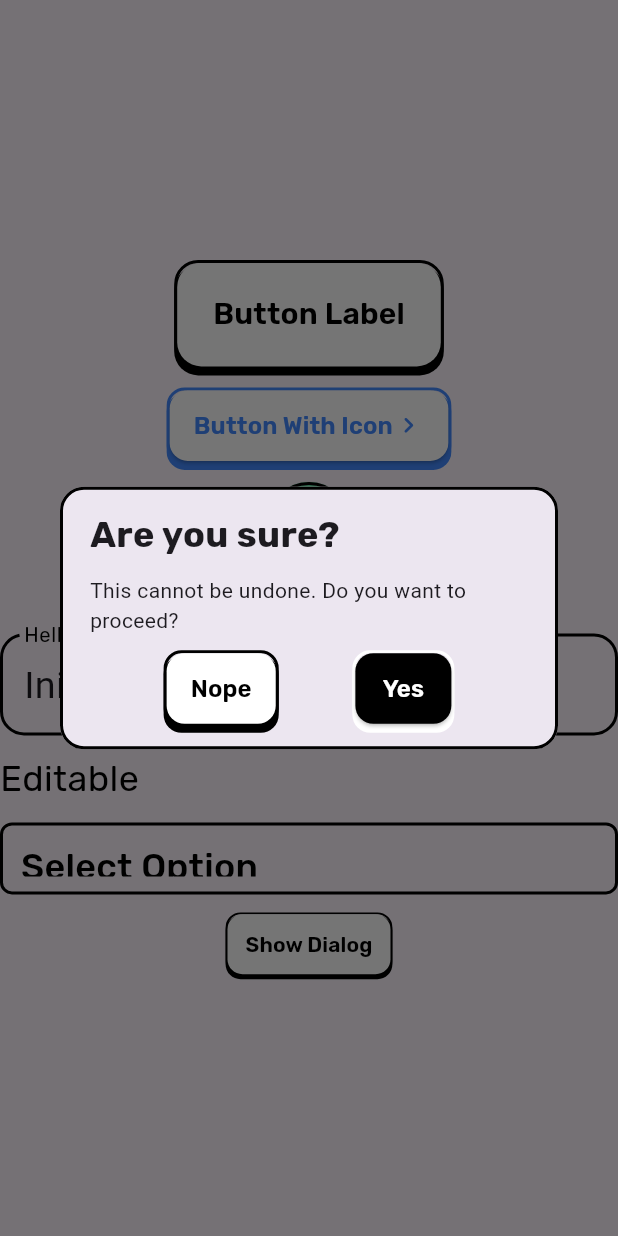
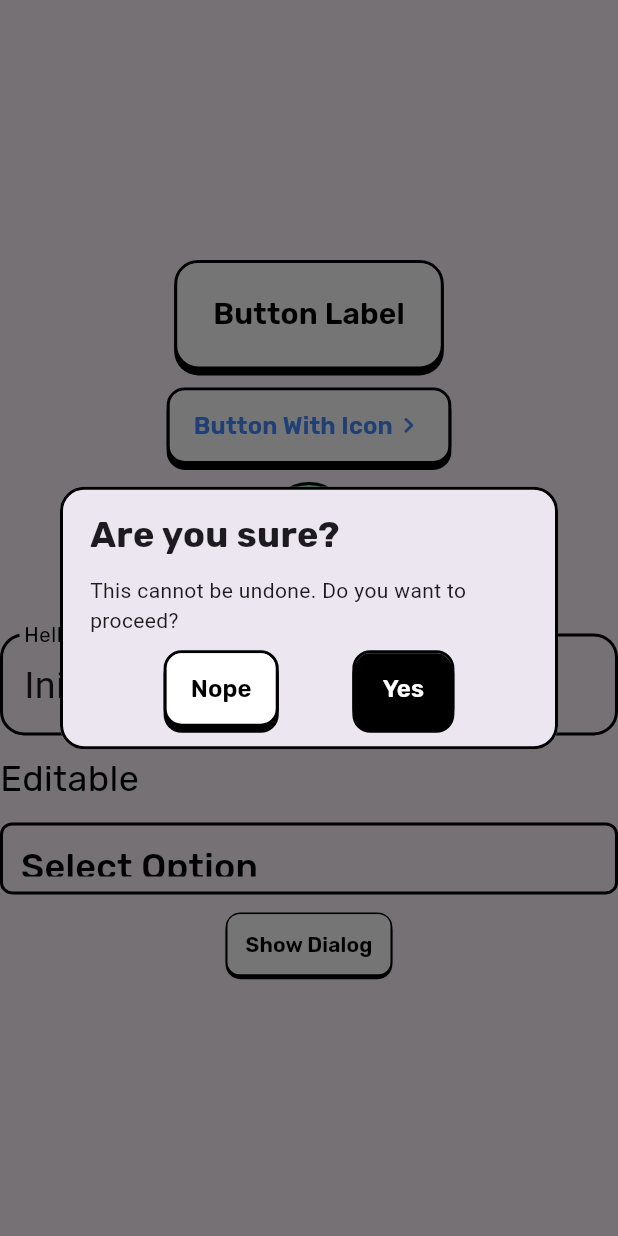
Before and after one commit to jnthn223/paper-ui, a Flutter app: the screen it shows after launch, after a tap on the "remove" icon, after a tap on "Show Dialog", on a phone screen of 412 x 824 dp. Run offline on Flutter 3.47's test engine with Material 3 defaults, Android fonts, the phone set to English and light mode, and no system bars; our stand-ins replace google_fonts.

Commit message:
update on button paper shadow

```diff
--- a/paper_ui/lib/components/feedback/alert.dart
+++ b/paper_ui/lib/components/feedback/alert.dart
@@ -37,6 +37,8 @@ class Alert extends StatelessWidget {
                 Button(
                   onPressed: () {},
                   text: "Nope",
+                  bgColor: Colors.white,
+                  color: Colors.black,
                   size: Sizes.md,
                 ),
                 Button(
--- a/paper_ui/lib/components/forms/button.dart
+++ b/paper_ui/lib/components/forms/button.dart
@@ -179,7 +179,7 @@ class _ButtonState extends State<Button> {
               padding: getPadding(widget.size),
               shape: RoundedRectangleBorder(
                 borderRadius:
-                    BorderRadius.circular(getButtonRadius(widget.size)),
+                    BorderRadius.circular(getButtonRadius(widget.size) - 2),
               ),
             ),
             child: widget.content,
--- a/paper_ui/lib/utils/paper_shadow.dart
+++ b/paper_ui/lib/utils/paper_shadow.dart
@@ -39,21 +39,18 @@ class PaperShadow extends StatelessWidget {
             shape: BoxShape.rectangle,
             color: Colors.transparent,
             border: Border.all(
-              color: color,
+              color: Colors.black,
               width: getButtonBorderSize(size),
             ),
             borderRadius: BorderRadius.circular(getButtonRadius(size)),
-            boxShadow: isDarkTheme
-                ? []
-                : [
-                    BoxShadow(
-                      color: color,
-                      blurRadius: 0.0,
-                      spreadRadius: 0.0,
-                      offset:
-                          Offset(0, clicked! ? 0.0 : getShadowButtonSize(size)),
-                    ),
-                  ],
+            boxShadow: [
+              BoxShadow(
+                color: Colors.black,
+                blurRadius: 0.0,
+                spreadRadius: 0.0,
+                offset: Offset(0, clicked! ? 0.0 : getShadowButtonSize(size)),
+              ),
+            ],
           ),
           child: content,
         ),
```
